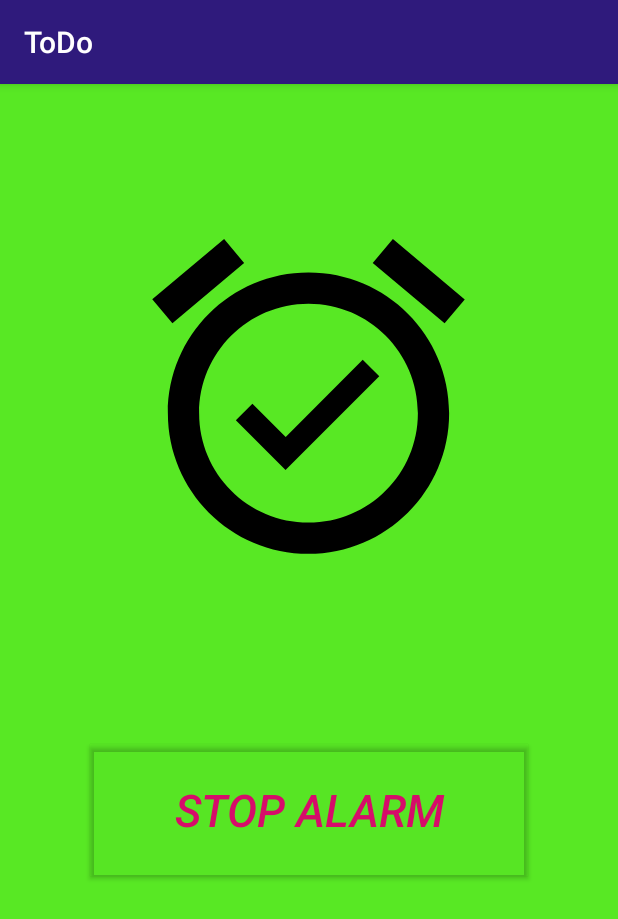
After one commit to AbhishekRajputs/Todo, an Android app: the StopAlarm screen opened directly, with no data from a screen before it, on a phone screen of 412 x 824 dp. The commit adds this screen. Shown: the top 919 px of the screen. Run offline under Robolectric (Android 15) with nearby library versions, the phone set to English and light mode, and no system bars.

Commit message:
setting up an alarm

```diff
--- /dev/null
+++ b/app/src/main/java/com/example/todo/StopAlarm.kt
@@ -0,0 +1,26 @@
+package com.example.todo
+
+import android.app.AlarmManager
+import android.app.PendingIntent
+import android.content.Context
+import android.content.Intent
+import android.media.Ringtone
+import androidx.appcompat.app.AppCompatActivity
+import android.os.Bundle
+import com.example.todo.RingtoneService.Companion.r
+import com.example.todo.eventList.EventListActivity
+import kotlinx.android.synthetic.main.activity_stop_alarm.*
+
+class StopAlarm : AppCompatActivity() {
+
+    override fun onCreate(savedInstanceState: Bundle?) {
+        super.onCreate(savedInstanceState)
+        setContentView(R.layout.activity_stop_alarm)
+
+        btn_stop.setOnClickListener {
+            r.stop()
+            intent = Intent(applicationContext, EventListActivity::class.java)
+            startActivity(intent)
+        }
+    }
+}
--- /dev/null
+++ b/app/src/main/res/drawable/ic_alarm_on_black_24dp.xml
@@ -0,0 +1,9 @@
+<vector xmlns:android="http://schemas.android.com/apk/res/android"
+        android:width="24dp"
+        android:height="24dp"
+        android:viewportWidth="24.0"
+        android:viewportHeight="24.0">
+    <path
+        android:fillColor="#FF000000"
+        android:pathData="M22,5.72l-4.6,-3.86 -1.29,1.53 4.6,3.86L22,5.72zM7.88,3.39L6.6,1.86 2,5.71l1.29,1.53 4.59,-3.85zM12,4c-4.97,0 -9,4.03 -9,9s4.02,9 9,9c4.97,0 9,-4.03 9,-9s-4.03,-9 -9,-9zM12,20c-3.87,0 -7,-3.13 -7,-7s3.13,-7 7,-7 7,3.13 7,7 -3.13,7 -7,7zM10.54,14.53L8.41,12.4l-1.06,1.06 3.18,3.18 6,-6 -1.06,-1.06 -4.93,4.95z"/>
+</vector>
--- /dev/null
+++ b/app/src/main/res/layout/activity_stop_alarm.xml
@@ -0,0 +1,32 @@
+<?xml version="1.0" encoding="utf-8"?>
+<LinearLayout xmlns:android="http://schemas.android.com/apk/res/android"
+    xmlns:app="http://schemas.android.com/apk/res-auto"
+    xmlns:tools="http://schemas.android.com/tools"
+    android:layout_width="match_parent"
+    android:layout_gravity="center"
+    android:gravity="center"
+    android:orientation="vertical"
+    android:layout_height="match_parent"
+    android:background="@color/green"
+    tools:context=".StopAlarm">
+
+
+    <ImageView
+        android:layout_width="250dp"
+        android:layout_height="250dp"
+        android:src="@drawable/ic_alarm_on_black_24dp"/>
+
+    <Button
+        android:layout_width="300dp"
+        android:layout_height="100dp"
+        android:text="Stop Alarm"
+        android:textSize="30dp"
+        android:textStyle="italic"
+        android:textColor="@color/pink"
+        android:layout_marginBottom="150dp"
+        android:id="@+id/btn_stop"
+        android:backgroundTint="@color/cardview_shadow_end_color"
+        android:layout_marginTop="100dp"/>
+
+
+</LinearLayout>
--- a/app/src/main/res/values/colors.xml
+++ b/app/src/main/res/values/colors.xml
@@ -2,7 +2,7 @@
 <resources>
     <color name="colorPrimary">#2F1A7C</color>
     <color name="colorPrimaryDark">#120050</color>
-    <color name="colorAccent">#7753FA</color>
+    <color name="pink">#D60C6A</color>
     <color name="black">#000000</color>
-    <color name="white">#FFFFFF</color>
+    <color name="green">#58E824</color>
 </resources>
```
Also changed, not shown: app/src/main/AndroidManifest.xml (+7 -1 lines), app/src/main/java/com/example/todo/AlarmReceiver.kt (added, +17 -0 lines), app/src/main/java/com/example/todo/RingtoneService.kt (added, +89 -0 lines), app/src/main/java/com/example/todo/addEvent/AddEventActivity.kt (+14 -0 lines).
